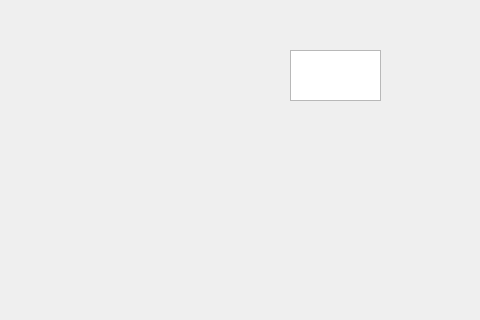
Old version of the form BejeweledSln/CGameDlg.ui in the repository lwyer/BejeweledSln; both pictures show x 240 to 720 and y 0 to 320 of the 720 by 480 pixel window.
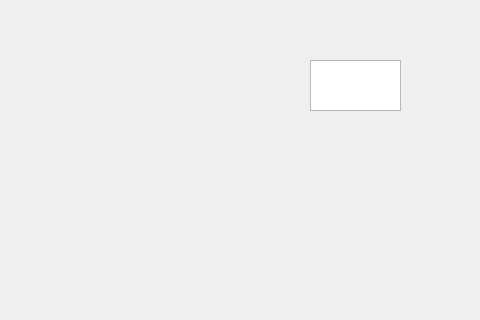
New version of the form. Icons and pictures are not drawn.

Patch:
```diff
--- a/BejeweledSln/CGameDlg.ui
+++ b/BejeweledSln/CGameDlg.ui
@@ -29,10 +29,10 @@
   <widget class="QLabel" name="gamepanel">
    <property name="geometry">
     <rect>
-     <x>40</x>
-     <y>20</y>
-     <width>400</width>
-     <height>400</height>
+     <x>29</x>
+     <y>9</y>
+     <width>441</width>
+     <height>431</height>
     </rect>
    </property>
    <property name="styleSheet">
@@ -71,8 +71,8 @@
   <widget class="QTextBrowser" name="scoreshow">
    <property name="geometry">
     <rect>
-     <x>530</x>
-     <y>50</y>
+     <x>550</x>
+     <y>60</y>
      <width>91</width>
      <height>51</height>
     </rect>
```
Left out of the diff: 16 changed lines with no effect on the pictures.
